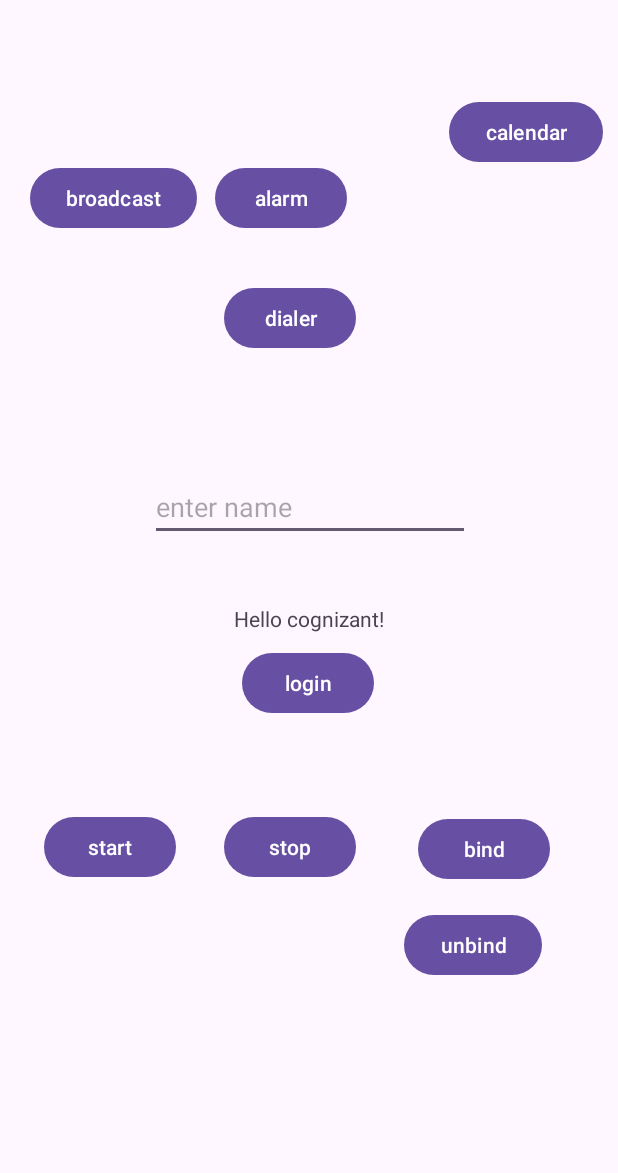
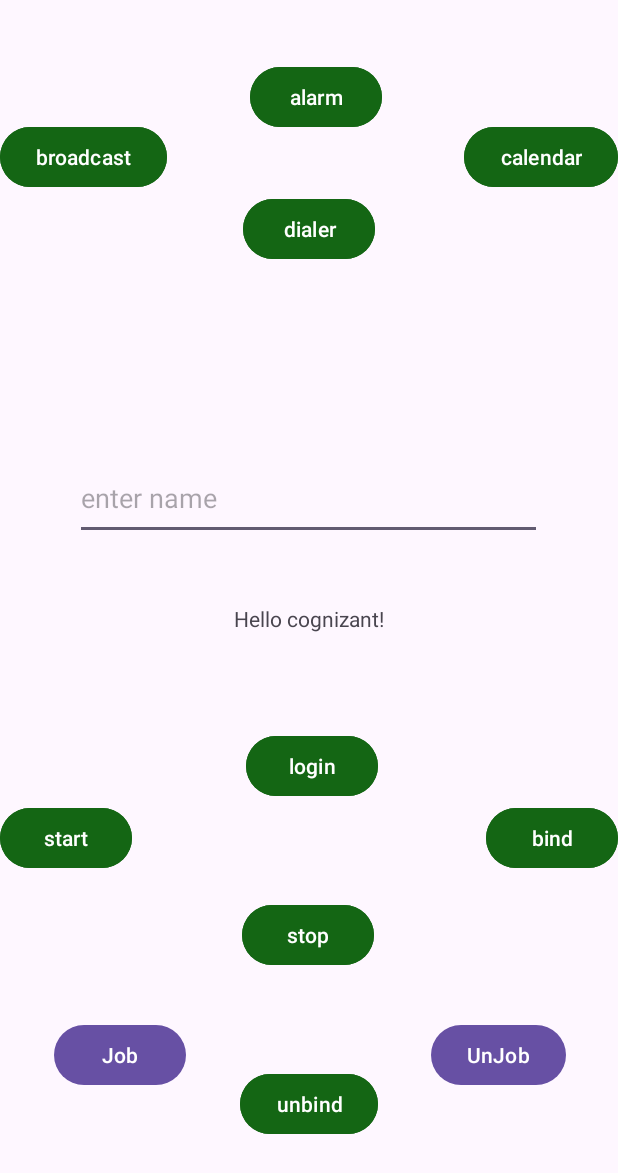
Before and after one commit to mmarques123/CognizantRevEr, an Android app: the layout activity_main.xml on its own in the app's theme, with its tools: preview values and no code run, on a phone screen of 412 x 824 dp. Shown: the top 1173 px of the screen. Run offline under Robolectric (Android 15) with nearby library versions, the phone set to English and light mode, and no system bars.

Commit message:
reviewing updates and fixes

```diff
--- a/app/src/main/java/com/example/cognizantrever/MyService.kt
+++ b/app/src/main/java/com/example/cognizantrever/MyService.kt
@@ -12,12 +12,12 @@ import android.util.Log
  * add 2 nos
  */
 class MyService : Service() {
+
     var TAG = MyService::class.java.simpleName
     private val localBinder = LocalBinder()
 
     inner class LocalBinder : Binder() {
         fun getMyService(): MyService = this@MyService
-
     }
 
         override fun onCreate() {
@@ -39,7 +39,6 @@ class MyService : Service() {
         var player = MediaPlayer.create(this,R.raw.tune)
         player.start()
         return START_STICKY
-
     }
 
     override fun onDestroy() {
@@ -51,6 +50,5 @@ class MyService : Service() {
     override fun onBind(intent: Intent): IBinder {
         Log.i(TAG,"some activity is trying to bind to this service")
         return localBinder
-
     }
 }
--- /dev/null
+++ b/app/src/main/res/drawable/baseline_notifications_24.xml
@@ -0,0 +1,5 @@
+<vector xmlns:android="http://schemas.android.com/apk/res/android" android:height="24dp" android:tint="#000000" android:viewportHeight="24" android:viewportWidth="24" android:width="24dp">
+
+    <path android:fillColor="@android:color/white" android:pathData="M12,22c1.1,0 2,-0.9 2,-2h-4c0,1.1 0.89,2 2,2zM18,16v-5c0,-3.07 -1.64,-5.64 -4.5,-6.32L13.5,4c0,-0.83 -0.67,-1.5 -1.5,-1.5s-1.5,0.67 -1.5,1.5v0.68C7.63,5.36 6,7.92 6,11v5l-2,2v1h16v-1l-2,-2z"/>
+
+</vector>
--- a/app/src/main/res/layout/activity_main.xml
+++ b/app/src/main/res/layout/activity_main.xml
@@ -21,107 +21,134 @@
         android:id="@+id/btnLogin"
         android:layout_width="wrap_content"
         android:layout_height="wrap_content"
-        android:layout_marginStart="161dp"
-        android:layout_marginTop="9dp"
+        android:backgroundTint="@color/dark_green"
         android:onClick="clickHandler"
         android:text="login"
+
+        app:layout_constraintBottom_toTopOf="@+id/btnStop"
+        app:layout_constraintEnd_toEndOf="parent"
+        app:layout_constraintHorizontal_bias="0.507"
         app:layout_constraintStart_toStartOf="parent"
         app:layout_constraintTop_toBottomOf="@+id/tvMain" />
 
     <EditText
         android:id="@+id/etName"
-        android:layout_width="wrap_content"
-        android:layout_height="wrap_content"
-        android:layout_marginStart="100dp"
-        android:layout_marginBottom="42dp"
+        android:layout_width="311dp"
+        android:layout_height="55dp"
         android:ems="10"
         android:hint="enter name"
         android:inputType="text"
         app:layout_constraintBottom_toTopOf="@+id/tvMain"
-        app:layout_constraintStart_toStartOf="parent" />
+        app:layout_constraintEnd_toEndOf="parent"
+        app:layout_constraintHorizontal_bias="0.497"
+        app:layout_constraintStart_toStartOf="parent"
+        app:layout_constraintTop_toTopOf="parent"
+        app:layout_constraintVertical_bias="0.877" />
 
     <Button
         android:id="@+id/btnDialer"
         android:layout_width="wrap_content"
         android:layout_height="wrap_content"
-        android:layout_marginStart="49dp"
-        android:layout_marginBottom="79dp"
+        android:backgroundTint="@color/dark_green"
         android:onClick="openDialer"
         android:text="dialer"
         app:layout_constraintBottom_toTopOf="@+id/etName"
-        app:layout_constraintStart_toStartOf="@+id/etName" />
+        app:layout_constraintEnd_toEndOf="parent"
+        app:layout_constraintStart_toStartOf="parent"
+        app:layout_constraintTop_toTopOf="parent" />
 
     <Button
         android:id="@+id/btnAlarm"
         android:layout_width="wrap_content"
         android:layout_height="wrap_content"
-        android:layout_marginEnd="6dp"
-        android:layout_marginBottom="32dp"
+        android:backgroundTint="@color/dark_green"
         android:onClick="setAlarm"
         android:text="alarm"
         app:layout_constraintBottom_toTopOf="@+id/btnDialer"
-        app:layout_constraintEnd_toEndOf="@+id/btnDialer" />
+        app:layout_constraintEnd_toStartOf="@+id/btnCalendar"
+        app:layout_constraintStart_toEndOf="@+id/btnBroadcast"
+        app:layout_constraintTop_toTopOf="parent" />
 
     <Button
         android:id="@+id/btnCalendar"
         android:layout_width="wrap_content"
         android:layout_height="wrap_content"
-        android:layout_marginTop="64dp"
-        android:layout_marginEnd="10dp"
+        android:backgroundTint="@color/dark_green"
         android:onClick="openMyCalendar"
         android:text="calendar"
-        app:layout_constraintEnd_toEndOf="parent"
-        app:layout_constraintTop_toTopOf="parent" />
+        app:layout_constraintBottom_toTopOf="@+id/btnDialer"
+        app:layout_constraintEnd_toEndOf="parent" />
 
     <Button
         android:id="@+id/btnBroadcast"
         android:layout_width="wrap_content"
         android:layout_height="wrap_content"
-        android:layout_marginStart="20dp"
+        android:backgroundTint="@color/dark_green"
         android:onClick="sendFlightBroadcast"
         android:text="broadcast"
-        app:layout_constraintBaseline_toBaselineOf="@+id/btnAlarm"
+        app:layout_constraintBottom_toTopOf="@+id/btnDialer"
         app:layout_constraintStart_toStartOf="parent" />
 
     <Button
         android:id="@+id/btnStart"
         android:layout_width="wrap_content"
         android:layout_height="wrap_content"
-        android:layout_marginStart="29dp"
+        android:backgroundTint="@color/dark_green"
         android:text="start"
-        app:layout_constraintBaseline_toBaselineOf="@+id/btnStop"
-        app:layout_constraintStart_toStartOf="parent" />
+        app:layout_constraintStart_toStartOf="parent"
+        app:layout_constraintTop_toBottomOf="@+id/btnLogin" />
 
     <Button
         android:id="@+id/btnStop"
         android:layout_width="wrap_content"
         android:layout_height="wrap_content"
-        android:layout_marginStart="32dp"
-        android:layout_marginTop="61dp"
+        android:backgroundTint="@color/dark_green"
         android:text="stop"
+        app:layout_constraintBottom_toBottomOf="parent"
+        app:layout_constraintEnd_toStartOf="@+id/btnBind"
+        app:layout_constraintHorizontal_bias="0.496"
         app:layout_constraintStart_toEndOf="@+id/btnStart"
-        app:layout_constraintTop_toBottomOf="@+id/btnLogin" />
+        app:layout_constraintTop_toBottomOf="@+id/tvMain" />
 
     <Button
         android:id="@+id/btnBind"
         android:layout_width="wrap_content"
         android:layout_height="wrap_content"
-        android:layout_marginStart="41dp"
-        android:layout_marginTop="1dp"
-        android:layout_marginEnd="45dp"
+        android:backgroundTint="@color/dark_green"
         android:text="bind"
         app:layout_constraintEnd_toEndOf="parent"
-        app:layout_constraintStart_toEndOf="@+id/btnStop"
-        app:layout_constraintTop_toTopOf="@+id/btnStop" />
+        app:layout_constraintTop_toBottomOf="@+id/btnLogin" />
 
     <Button
         android:id="@+id/btnUnbind"
         android:layout_width="wrap_content"
         android:layout_height="wrap_content"
-        android:layout_marginTop="16dp"
-        android:layout_marginEnd="5dp"
+        android:backgroundTint="@color/dark_green"
         android:text="unbind"
-        app:layout_constraintEnd_toEndOf="@+id/btnBind"
+        app:layout_constraintBottom_toBottomOf="parent"
+        app:layout_constraintEnd_toEndOf="parent"
+        app:layout_constraintStart_toStartOf="parent"
+        app:layout_constraintTop_toBottomOf="@+id/btnStop" />
+
+
+    <Button
+        android:id="@+id/btnJob"
+        android:layout_width="wrap_content"
+        android:layout_height="wrap_content"
+        android:text="Job"
+        app:layout_constraintBottom_toBottomOf="parent"
+        app:layout_constraintEnd_toStartOf="@+id/btnUnbind"
+        app:layout_constraintStart_toStartOf="parent"
+        app:layout_constraintTop_toBottomOf="@+id/btnStart" />
+
+    <Button
+        android:id="@+id/btnUnjob"
+        android:layout_width="wrap_content"
+        android:layout_height="wrap_content"
+        android:text="UnJob"
+        app:layout_constraintBottom_toBottomOf="parent"
+        app:layout_constraintEnd_toEndOf="parent"
+        app:layout_constraintStart_toEndOf="@+id/btnUnbind"
         app:layout_constraintTop_toBottomOf="@+id/btnBind" />
 
 </androidx.constraintlayout.widget.ConstraintLayout>
--- a/app/src/main/res/values/colors.xml
+++ b/app/src/main/res/values/colors.xml
@@ -2,4 +2,8 @@
 <resources>
     <color name="black">#FF000000</color>
     <color name="white">#FFFFFFFF</color>
+    <color name="blue">#31768D</color>
+    <color name="dark_red">#8b1818</color>
+    <color name="dark_green">#146614</color>
+
 </resources>
```
Also changed, not shown: app/src/main/AndroidManifest.xml (+25 -1 lines), app/src/main/java/com/example/cognizantrever/CallReceiver.java (added, +20 -0 lines), app/src/main/java/com/example/cognizantrever/MainActivity.kt (+35 -3 lines), app/src/main/java/com/example/cognizantrever/NotificationJobService.java (added, +36 -0 lines).
